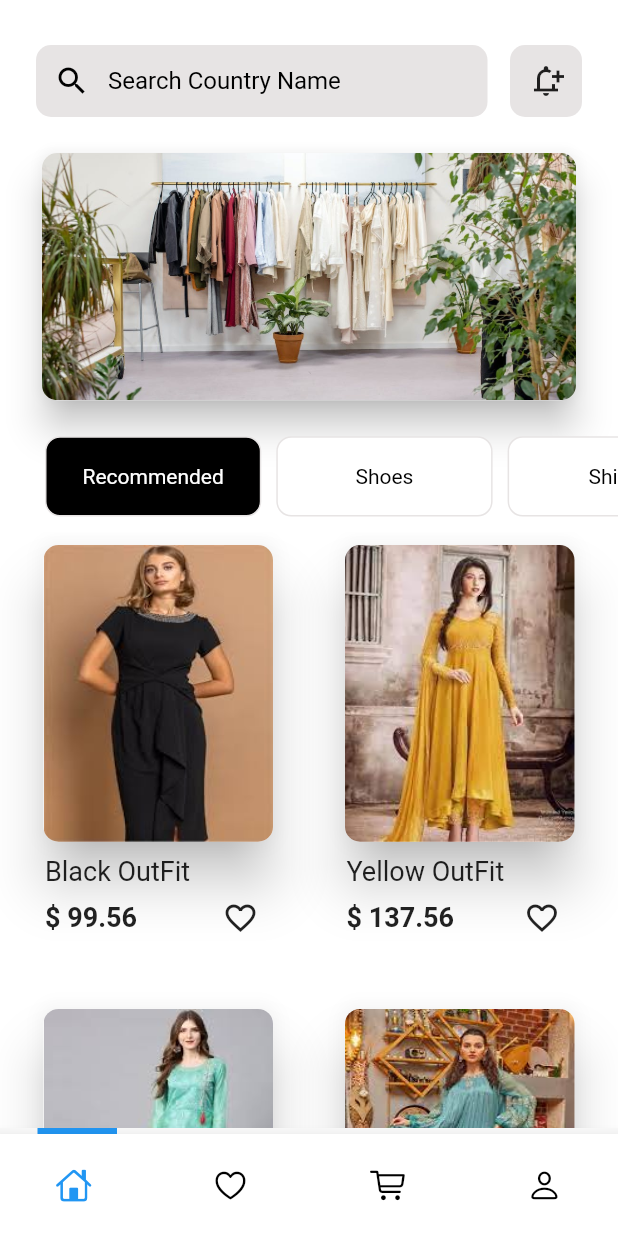
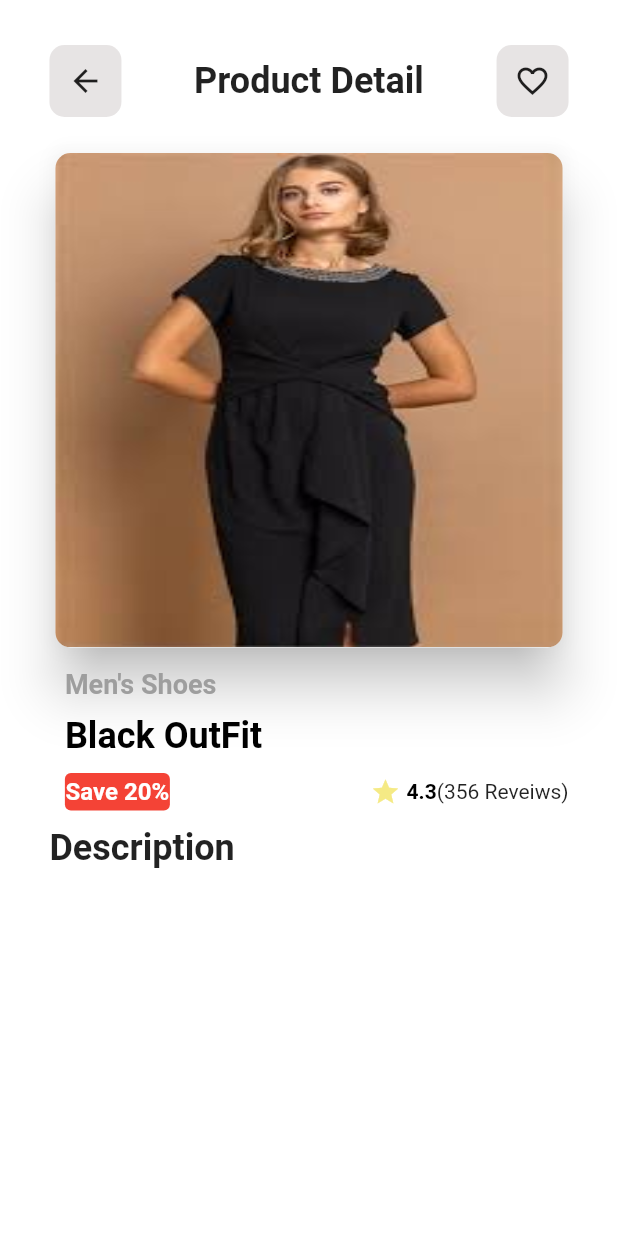
Before and after one commit to thesheerazali/e_commerce_app, a Flutter app: the screen it shows after launch, after a tap on "Black OutFit", on a phone screen of 412 x 824 dp. Run offline on Flutter 3.47's test engine with Material 2 defaults, Android fonts, the phone set to English and light mode, and no system bars.

Commit message:
detail page in progress

```diff
--- a/lib/Data/data.dart
+++ b/lib/Data/data.dart
@@ -5,20 +5,42 @@ import '../model/product_model.dart';
 class Data {
   static List<ProductModel> generateProducts() {
     return [
-      ProductModel(1, "assets/images/women4.jpg", "Black OutFit", "Men's Shoes",
-          "men shoes", 99.56, const Icon(Icons.favorite_border_outlined)),
       ProductModel(
-          2,
-          "assets/images/women2.jpg",
-          "Yellow OutFit",
-          "Men's Shoes",
-          "men shoes",
-          137.56,
-          const Icon(Icons.favorite_border_outlined)),
-      ProductModel(3, "assets/images/women3.jpg", "Cyan OutFit", "Men's Shoes",
-          "men shoes", 99.56, const Icon(Icons.favorite_border_outlined)),
-      ProductModel(4, "assets/images/women1.jpg", "Blue OutFit", "Men's Shoes",
-          "men shoes", 212.56, const Icon(Icons.favorite_border_outlined)),
+        1,
+        "assets/images/women4.jpg",
+        "Black OutFit",
+        "Men's Shoes",
+        "Outer",
+        99.56,
+        const Icon(Icons.favorite_border_outlined),
+      ),
+      ProductModel(
+        2,
+        "assets/images/women2.jpg",
+        "Yellow OutFit",
+        "Casual",
+        "men shoes",
+        137.56,
+        const Icon(Icons.favorite_border_outlined),
+      ),
+      ProductModel(
+        3,
+        "assets/images/women3.jpg",
+        "Cyan OutFit",
+        "Party",
+        "men shoes",
+        99.56,
+        const Icon(Icons.favorite_border_outlined),
+      ),
+      ProductModel(
+        4,
+        "assets/images/women1.jpg",
+        "Blue OutFit",
+        "Event",
+        "men shoes",
+        212.56,
+        const Icon(Icons.favorite_border_outlined),
+      ),
     ];
   }
 
--- a/lib/custom_widgets/ads_container.dart
+++ b/lib/custom_widgets/ads_container.dart
@@ -13,7 +13,7 @@ class _AdsContainerState extends State<AdsContainer> {
   Widget build(BuildContext context) {
     var size = MediaQuery.of(context).size;
     return Padding(
-      padding: const EdgeInsets.symmetric(horizontal: 24),
+      padding: EdgeInsets.symmetric(horizontal: size.width * .07),
       child: Card(
         shape: RoundedRectangleBorder(borderRadius: BorderRadius.circular(10)),
         shadowColor: Colors.black,
--- /dev/null
+++ b/lib/custom_widgets/deatail_page_appBar.dart
@@ -0,0 +1,46 @@
+import 'package:flutter/cupertino.dart';
+import 'package:flutter/material.dart';
+
+class DetailPageAppBar extends StatefulWidget {
+  const DetailPageAppBar({super.key});
+
+  @override
+  State<DetailPageAppBar> createState() => _DetailPageAppBarState();
+}
+
+class _DetailPageAppBarState extends State<DetailPageAppBar> {
+  final TextEditingController _textEditingController = TextEditingController();
+  @override
+  Widget build(BuildContext context) {
+    return Row(
+      mainAxisAlignment: MainAxisAlignment.spaceBetween,
+      children: [
+        Container(
+          decoration: BoxDecoration(
+              color: const Color.fromARGB(255, 231, 228, 228),
+              borderRadius: BorderRadius.circular(10)),
+          child: IconButton(
+            onPressed: () {
+              Navigator.pop(context);
+            },
+            icon: const Icon(Icons.arrow_back),
+          ),
+        ),
+        const Text(
+          "Product Detail",
+          style: TextStyle(fontSize: 24, fontWeight: FontWeight.bold),
+        ),
+        Container(
+          decoration: BoxDecoration(
+              color: const Color.fromARGB(255, 231, 228, 228),
+              borderRadius: BorderRadius.circular(10)),
+          child: Center(
+              child: IconButton(
+            onPressed: () {},
+            icon: Icon(Icons.favorite_border_outlined),
+          )),
+        ),
+      ],
+    );
+  }
+}
--- a/lib/custom_widgets/home_search_motification_bar.dart
+++ b/lib/custom_widgets/home_search_motification_bar.dart
@@ -12,8 +12,10 @@ class _SearchNotifBarState extends State<SearchNotifBar> {
   final TextEditingController _textEditingController = TextEditingController();
   @override
   Widget build(BuildContext context) {
+    Size size = MediaQuery.of(context).size;
+
     return Padding(
-      padding: const EdgeInsets.symmetric(horizontal: 24),
+      padding: EdgeInsets.symmetric(horizontal: size.width * .075),
       child: Row(
         children: [
           Expanded(
--- a/lib/main.dart
+++ b/lib/main.dart
@@ -72,7 +72,7 @@ class _MainPageState extends State<MainPage> {
                   });
                 },
                 icon: const Icon(CupertinoIcons.home)),
-            Spacer(),
+          const  Spacer(),
             IconButton(
               color: currentPage == 1 ? Colors.blue : Colors.black,
               onPressed: () {
@@ -82,7 +82,7 @@ class _MainPageState extends State<MainPage> {
               },
               icon: const Icon(CupertinoIcons.heart),
             ),
-            Spacer(),
+           const Spacer(),
             IconButton(
               color: currentPage == 2 ? Colors.blue : Colors.black,
               onPressed: () {
@@ -92,7 +92,7 @@ class _MainPageState extends State<MainPage> {
               },
               icon: const Icon(CupertinoIcons.cart),
             ),
-            Spacer(),
+         const   Spacer(),
             IconButton(
               color: currentPage == 3 ? Colors.blue : Colors.black,
               onPressed: () {
--- /dev/null
+++ b/lib/screens/home_detail_page.dart
@@ -0,0 +1,134 @@
+import 'package:flutter/material.dart';
+
+import '../custom_widgets/deatail_page_appBar.dart';
+import '../model/product_model.dart';
+
+class DetailPage extends StatefulWidget {
+  const DetailPage({super.key, required this.productdata});
+
+  final ProductModel productdata;
+
+  @override
+  State<DetailPage> createState() => _DetailPageState();
+}
+
+class _DetailPageState extends State<DetailPage> {
+  @override
+  Widget build(BuildContext context) {
+    Size size = MediaQuery.of(context).size;
+    return Scaffold(
+      backgroundColor: Colors.white,
+      body: SafeArea(
+          child: Padding(
+        padding: EdgeInsets.symmetric(horizontal: size.width * .08),
+        child: Column(
+          crossAxisAlignment: CrossAxisAlignment.start,
+          children: [
+            const SizedBox(
+              height: 30,
+            ),
+            const DetailPageAppBar(),
+            const SizedBox(
+              height: 20,
+            ),
+            Card(
+              shape: RoundedRectangleBorder(
+                  borderRadius: BorderRadius.circular(10)),
+              elevation: 15,
+              child: ClipRRect(
+                borderRadius: BorderRadius.circular(10),
+                child: Image(
+                  image: AssetImage(
+                    widget.productdata.image,
+                  ),
+                  fit: BoxFit.fill,
+                  height: size.height * 0.40,
+                  width: double.infinity,
+                ),
+              ),
+            ),
+            const SizedBox(
+              height: 10,
+            ),
+            Padding(
+              padding: EdgeInsets.only(left: size.width * .025),
+              child: Text(
+                widget.productdata.type,
+                style: const TextStyle(
+                  fontSize: 18,
+                  fontWeight: FontWeight.bold,
+                  color: Colors.grey,
+                ),
+              ),
+            ),
+            const SizedBox(
+              height: 10,
+            ),
+            Padding(
+              padding: EdgeInsets.only(left: size.width * .025),
+              child: Text(
+                widget.productdata.title,
+                style: const TextStyle(
+                  fontSize: 24,
+                  fontWeight: FontWeight.bold,
+                  color: Colors.black,
+                ),
+              ),
+            ),
+            SizedBox(
+              height: size.height * .013,
+            ),
+            Padding(
+              padding: EdgeInsets.only(left: size.width * .025),
+              child: Row(
+                mainAxisAlignment: MainAxisAlignment.spaceBetween,
+                children: [
+                  Container(
+                      height: 25,
+                      width: 70,
+                      decoration: BoxDecoration(
+                          color: Colors.red,
+                          borderRadius: BorderRadius.circular(4)),
+                      child: const Center(
+                        child: Text(
+                          "Save 20%",
+                          style: TextStyle(
+                              fontWeight: FontWeight.bold,
+                              fontSize: 16,
+                              color: Colors.white),
+                        ),
+                      )),
+                  const Row(
+                    children: [
+                      Icon(
+                        Icons.star,
+                        color: Color.fromARGB(255, 245, 234, 133),
+                        size: 20,
+                      ),
+                      SizedBox(
+                        width: 4,
+                      ),
+                      Text(
+                        "4.3",
+                        style: TextStyle(
+                            color: Colors.black, fontWeight: FontWeight.bold),
+                      ),
+                      Text("(356 Reveiws)"),
+                    ],
+                  )
+                ],
+              ),
+            ),
+            SizedBox(
+              height: size.height * .013,
+            ),
+            const Text(
+              "Description",
+              style: TextStyle(fontSize: 24, fontWeight: FontWeight.bold),
+            )
+          ],
+        ),
+      )),
+    );
+  }
+}
--- a/lib/screens/home_page.dart
+++ b/lib/screens/home_page.dart
@@ -50,6 +50,7 @@ import 'package:flutter/material.dart';
 import '../Data/data.dart';
 import '../custom_widgets/categories_list_row.dart';
 import '../custom_widgets/home_search_motification_bar.dart';
+import 'home_detail_page.dart';
 
 class DashboardScreen extends StatefulWidget {
   const DashboardScreen({Key? key}) : super(key: key);
@@ -143,12 +144,19 @@ class _DashboardScreenState extends State<DashboardScreen> {
                   padding: const EdgeInsets.all(5.0),
                   children: Data.generateProducts()
                       .map(
-                        (e) => InkWell(
+                        (e) => GestureDetector(
                           onTap: () {
                             FocusManager.instance.primaryFocus?.unfocus();
+                            Navigator.push(
+                                context,
+                                MaterialPageRoute(
+                                  builder: (context) =>
+                                      DetailPage(productdata: e),
+                                ));
                           },
                           child: Padding(
-                            padding: const EdgeInsets.symmetric(horizontal: 20),
+                            padding: EdgeInsets.symmetric(
+                                horizontal: size.width * .055),
                             child: Column(
                               crossAxisAlignment: CrossAxisAlignment.start,
                               children: [
```
